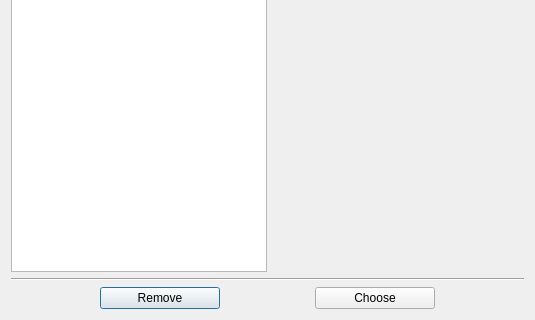
Old version of the form WMVx/EquipmentChoiceDialog.ui in the repository Frostshake/WMVx; both pictures show x 0 to 535 and y 283 to 603 of the 535 by 603 pixel window.
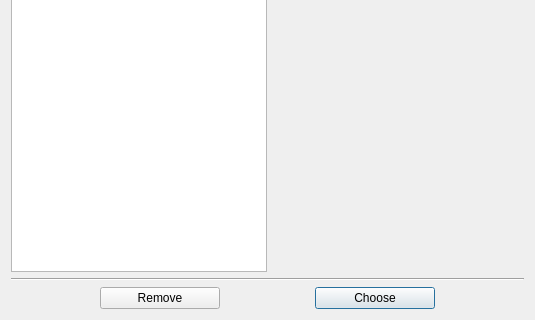
New version of the form.

Patch:
```diff
--- a/WMVx/EquipmentChoiceDialog.ui
+++ b/WMVx/EquipmentChoiceDialog.ui
@@ -111,6 +111,9 @@
        <property name="text">
         <string>Choose</string>
        </property>
+       <property name="default">
+        <bool>true</bool>
+       </property>
       </widget>
      </item>
     </layout>
```
